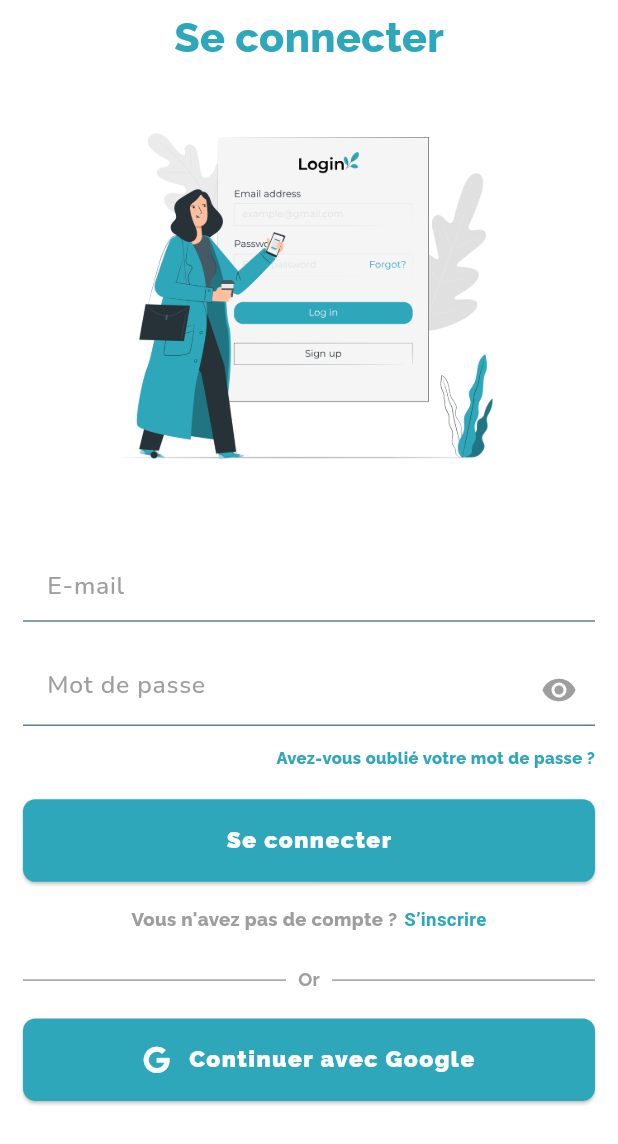
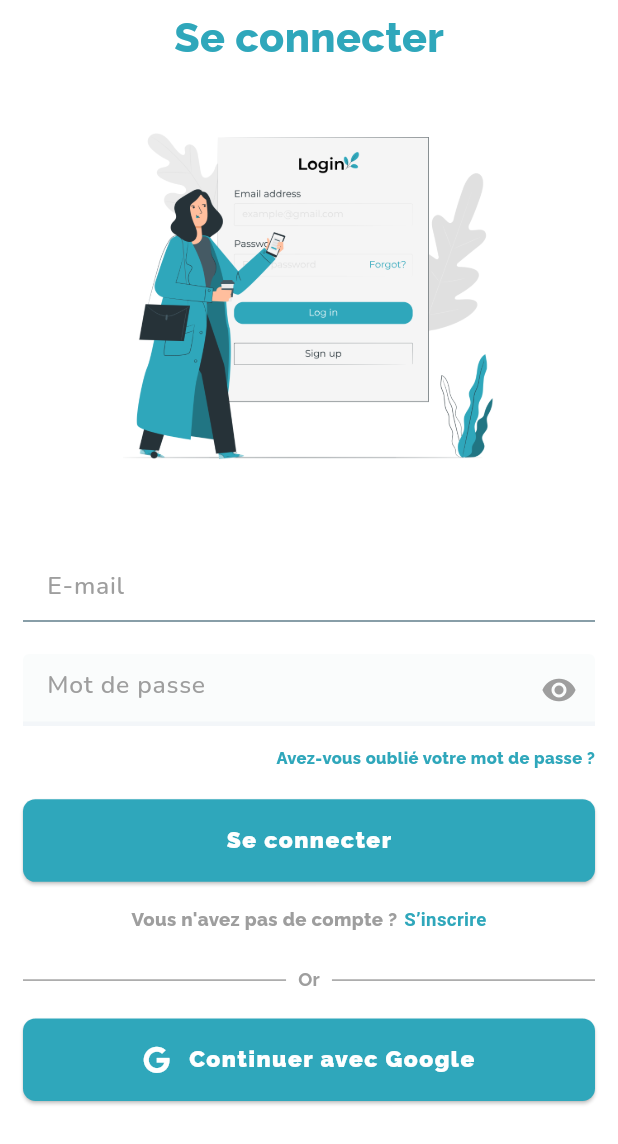
Before and after one commit to NidhalBoumaiza/medical_app, a Flutter app: the screen it shows after launch, on a phone screen of 412 x 824 dp. Shown: the top 1144 px of the screen. Run offline on Flutter 3.47's test engine with Material 3 defaults, Android fonts, the phone set to English and light mode, and no system bars; our stand-ins replace flutter_screenutil, font_awesome_flutter, get, google_fonts.

Commit message:
update the textfieldWidget

```diff
--- a/lib/core/widgets/reusable_text_field_widget.dart
+++ b/lib/core/widgets/reusable_text_field_widget.dart
@@ -21,6 +21,7 @@ class ReusableTextFieldWidget extends StatelessWidget {
   bool? enabled;
   double? paddingValue;
   String? Function(String?)? validatorFunction;
+  Color? fillColor;
 
   TextInputAction? textInputAction;
   void Function()? onEditingComplete;
@@ -29,6 +30,7 @@ class ReusableTextFieldWidget extends StatelessWidget {
     super.key,
     required this.controller,
     this.hintText,
+    this.fillColor,
     this.onPressedSuffixIcon,
     this.suffixIcon,
     this.obsecureText,
@@ -75,7 +77,7 @@ class ReusableTextFieldWidget extends StatelessWidget {
         decoration: InputDecoration(
           counterText: "",
           filled: true,
-          fillColor: Colors.white,
+          fillColor: fillColor ?? Colors.white,
           prefixIcon:
               prefixIcon != null
                   ? IconButton(
--- a/lib/screens/login_screen.dart
+++ b/lib/screens/login_screen.dart
@@ -67,13 +67,19 @@ class _LoginScreenState extends State<LoginScreen> {
                   ),
                   SizedBox(height: 20.h),
                   ReusableTextFieldWidget(
+                    fillColor: const Color(0xfffafcfc),
+                    borderSide: const BorderSide(
+                      color: Color(0xfff3f6f9),
+                      width: 3,
+                      style: BorderStyle.solid,
+                    ),
                     onPressedSuffixIcon: () {
                       setState(() {
                         _isObsecureText = !_isObsecureText;
                       });
                     },
                     obsecureText: _isObsecureText,
-                    borderSide: BorderSide(color: Colors.blueGrey),
+
                     hintText: "password".tr,
                     // Translated hint
                     controller: passwordController,
```
